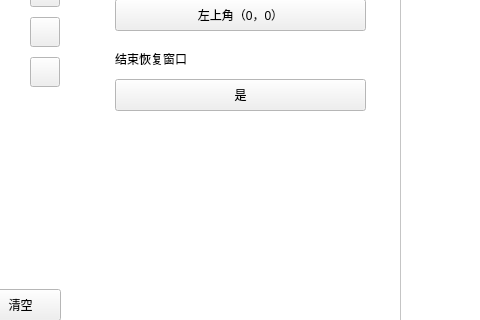
KIYI671/AhabAssistantLimbusCompany, file main_windows.ui: the form before one commit; both pictures show x 160 to 640 and y 181 to 501 of the 800 by 633 pixel window.
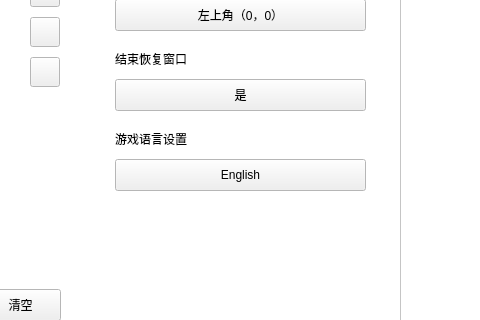
The form after the commit. The open tabs and pages were chosen to show the change. Icons and pictures are not drawn. Custom widgets are drawn as their Qt base class.

Commit message:
完善简体中文语言支持
- 添加主题包中文黑名单关键词
- 优化镜牢合成操作，补充超时退出机制

What changed in the file:
```diff
--- a/main_windows.ui
+++ b/main_windows.ui
@@ -446,6 +446,32 @@
          <string>是</string>
         </property>
        </widget>
+       <widget class="BodyLabel" name="language_in_game_setting">
+        <property name="geometry">
+         <rect>
+          <x>20</x>
+          <y>260</y>
+          <width>191</width>
+          <height>20</height>
+         </rect>
+        </property>
+        <property name="text">
+         <string>游戏语言设置</string>
+        </property>
+       </widget>
+       <widget class="ComboBox" name="language">
+        <property name="geometry">
+         <rect>
+          <x>20</x>
+          <y>290</y>
+          <width>251</width>
+          <height>32</height>
+         </rect>
+        </property>
+        <property name="text">
+         <string>English</string>
+        </property>
+       </widget>
       </widget>
       <widget class="QWidget" name="daily_setting">
        <widget class="SpinBox" name="set_EXP_count">
```
Left out of the diff: 2 changed lines with no effect on the pictures. The commit also changes 18 other files.
